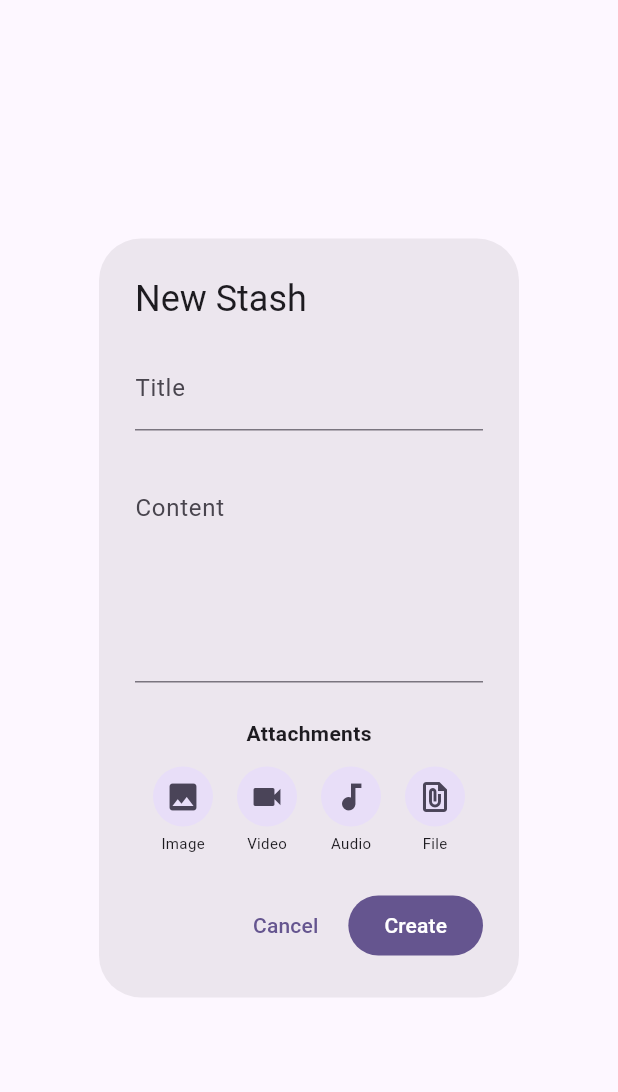
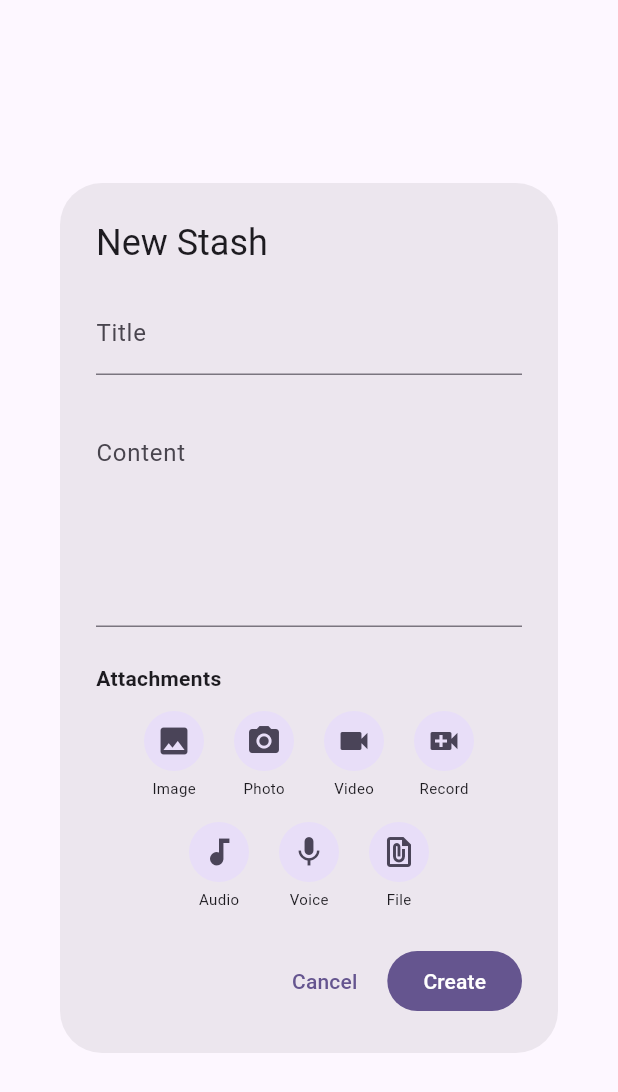
Before and after one commit to sanych046/stashpad, a Flutter app: the NoteEditorDialog widget shown alone on an empty page, opened directly, on a phone screen of 412 x 824 dp. Shown: the top 1092 px of the screen. Run offline on Flutter 3.47's test engine with Material 3 defaults, Android fonts, the phone set to English and light mode, and no system bars; our stand-ins replace file_picker, image_picker, sqflite_sqlcipher; missing offline and left inert: mobile_scanner, record; accounts and stored records are empty.

Commit message:
Implement photo, video, and audio capture in NoteEditorDialog

```diff
--- a/stashpad-android/lib/widgets/note_editor_dialog.dart
+++ b/stashpad-android/lib/widgets/note_editor_dialog.dart
@@ -1,5 +1,9 @@
+import 'dart:io';
 import 'package:flutter/material.dart';
 import 'package:file_picker/file_picker.dart';
+import 'package:image_picker/image_picker.dart';
+import 'package:record/record.dart';
+import 'package:path_provider/path_provider.dart';
 import 'package:uuid/uuid.dart';
 import '../models/note.dart';
 
@@ -17,6 +21,9 @@ class _NoteEditorDialogState extends State<NoteEditorDialog> {
   late TextEditingController _contentController;
   late List<Attachment> _attachments;
   final _uuid = const Uuid();
+  final _imagePicker = ImagePicker();
+  final _audioRecorder = AudioRecorder();
+  bool _isRecording = false;
 
   @override
   void initState() {
@@ -30,6 +37,7 @@ class _NoteEditorDialogState extends State<NoteEditorDialog> {
   void dispose() {
     _titleController.dispose();
     _contentController.dispose();
+    _audioRecorder.dispose();
     super.dispose();
   }
 
@@ -59,6 +67,79 @@ class _NoteEditorDialogState extends State<NoteEditorDialog> {
           }
         }
       });
+    }
+  }
+
+  Future<void> _takePhoto() async {
+    final XFile? photo = await _imagePicker.pickImage(source: ImageSource.camera);
+    if (photo != null) {
+      final bytes = await photo.length();
+      setState(() {
+        _attachments.add(
+          Attachment(
+            id: _uuid.v4(),
+            filename: 'Photo_${DateTime.now().millisecondsSinceEpoch}.jpg',
+            size: bytes,
+            mimeType: 'image/jpeg',
+            localPath: photo.path,
+          ),
+        );
+      });
+    }
+  }
+
+  Future<void> _recordVideo() async {
+    final XFile? video = await _imagePicker.pickVideo(source: ImageSource.camera);
+    if (video != null) {
+      final bytes = await video.length();
+      setState(() {
+        _attachments.add(
+          Attachment(
+            id: _uuid.v4(),
+            filename: 'Video_${DateTime.now().millisecondsSinceEpoch}.mp4',
+            size: bytes,
+            mimeType: 'video/mp4',
+            localPath: video.path,
+          ),
+        );
+      });
+    }
+  }
+
+  Future<void> _toggleAudioRecording() async {
+    if (_isRecording) {
+      final path = await _audioRecorder.stop();
+      setState(() => _isRecording = false);
+      if (path != null) {
+        final file = File(path);
+        final bytes = await file.length();
+        setState(() {
+          _attachments.add(
+            Attachment(
+              id: _uuid.v4(),
+              filename: 'Audio_${DateTime.now().millisecondsSinceEpoch}.m4a',
+              size: bytes,
+              mimeType: 'audio/m4a',
+              localPath: path,
+            ),
+          );
+        });
+      }
+    } else {
+      if (await _audioRecorder.hasPermission()) {
+        final directory = await getTemporaryDirectory();
+        final path = '${directory.path}/audio_${_uuid.v4()}.m4a';
+
+        const config = RecordConfig();
+        await _audioRecorder.start(config, path: path);
+        setState(() => _isRecording = true);
+      } else {
+        if (mounted) {
+          ScaffoldMessenger.of(context).showSnackBar(
+            const SnackBar(content: Text('Microphone permission denied')),
+          );
+        }
+      }
     }
   }
 
@@ -102,15 +183,38 @@ class _NoteEditorDialogState extends State<NoteEditorDialog> {
               textCapitalization: TextCapitalization.sentences,
             ),
             const SizedBox(height: 24),
-            const Text('Attachments', style: TextStyle(fontWeight: FontWeight.bold)),
+            Row(
+              mainAxisAlignment: MainAxisAlignment.spaceBetween,
+              children: [
+                const Text('Attachments', style: TextStyle(fontWeight: FontWeight.bold)),
+                if (_isRecording)
+                  const Row(
+                    children: [
+                      Icon(Icons.fiber_manual_record, color: Colors.red, size: 16),
+                      SizedBox(width: 4),
+                      Text('Recording...', style: TextStyle(color: Colors.red, fontSize: 12)),
+                    ],
+                  ),
+              ],
+            ),
             const SizedBox(height: 8),
-            Row(
-              mainAxisAlignment: MainAxisAlignment.spaceEvenly,
+            Wrap(
+              spacing: 12,
+              runSpacing: 12,
+              alignment: WrapAlignment.center,
               children: [
-                _buildAttachButton(Icons.image, 'Image', FileType.image),
-                _buildAttachButton(Icons.videocam, 'Video', FileType.video),
-                _buildAttachButton(Icons.audiotrack, 'Audio', FileType.audio),
-                _buildAttachButton(Icons.file_present, 'File', FileType.any),
+                _buildAttachButton(Icons.image, 'Image', () => _pickFile(FileType.image)),
+                _buildAttachButton(Icons.camera_alt, 'Photo', _takePhoto),
+                _buildAttachButton(Icons.videocam, 'Video', () => _pickFile(FileType.video)),
+                _buildAttachButton(Icons.video_call, 'Record', _recordVideo),
+                _buildAttachButton(Icons.audiotrack, 'Audio', () => _pickFile(FileType.audio)),
+                _buildAttachButton(
+                  _isRecording ? Icons.stop : Icons.mic,
+                  _isRecording ? 'Stop' : 'Voice',
+                  _toggleAudioRecording,
+                  color: _isRecording ? Colors.red : null,
+                ),
+                _buildAttachButton(Icons.file_present, 'File', () => _pickFile(FileType.any)),
               ],
             ),
             if (_attachments.isNotEmpty) ...[
@@ -201,12 +305,13 @@ class _NoteEditorDialogState extends State<NoteEditorDialog> {
     );
   }
 
-  Widget _buildAttachButton(IconData icon, String label, FileType type) {
+  Widget _buildAttachButton(IconData icon, String label, VoidCallback onPressed, {Color? color}) {
     return Column(
+      mainAxisSize: MainAxisSize.min,
       children: [
         IconButton.filledTonal(
-          onPressed: () => _pickFile(type),
-          icon: Icon(icon),
+          onPressed: onPressed,
+          icon: Icon(icon, color: color),
         ),
         Text(label, style: const TextStyle(fontSize: 10)),
       ],
--- a/stashpad-android/pubspec.yaml
+++ b/stashpad-android/pubspec.yaml
@@ -43,6 +43,9 @@ dependencies:
   uuid: ^4.3.3
   path: ^1.9.0
   file_picker: ^8.3.3
+  image_picker: ^1.1.2
+  record: ^5.1.0
+  path_provider: ^2.1.3
 
 dev_dependencies:
   flutter_test:
```
Also changed, not shown: 1 other file.
